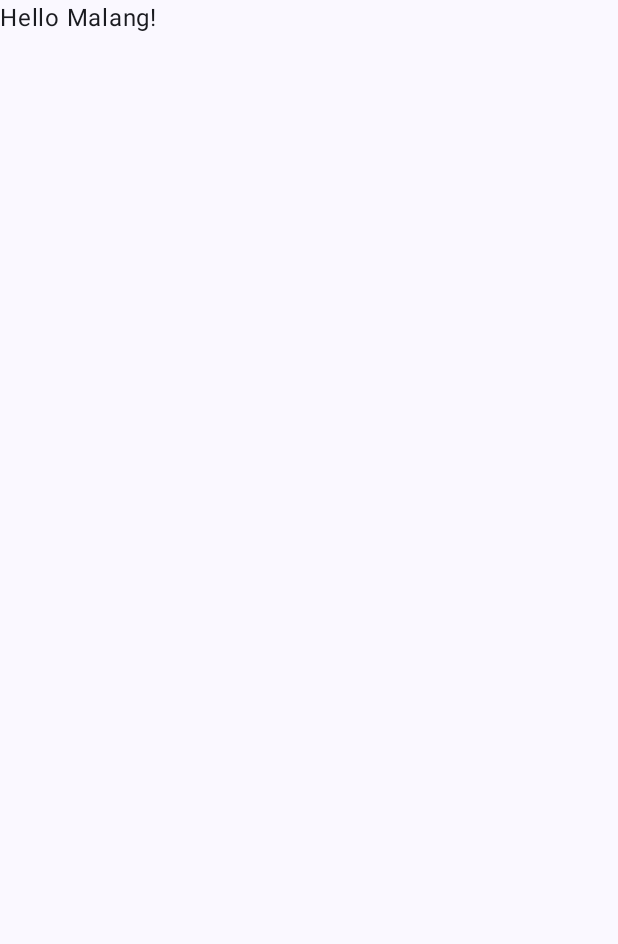
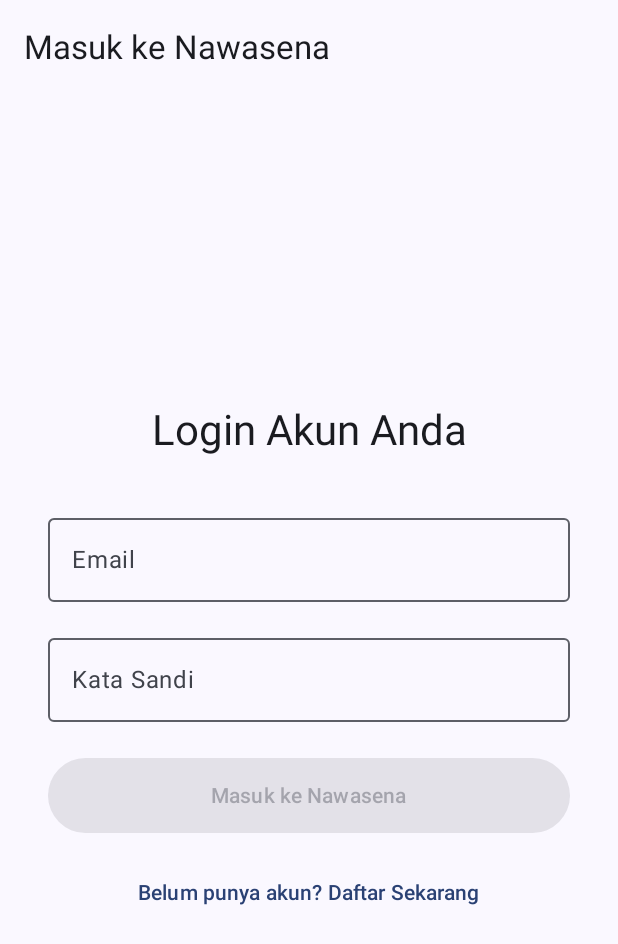
Before and after one commit to Anomaly03/nawasena-mobileApp, an Android app built with Jetpack Compose: the screen it shows after launch (MainActivity), on a phone screen of 412 x 824 dp. Before the commit the part shown is almost empty. Shown: the top 944 px of the screen. Run offline under Robolectric (Android 15) with nearby library versions, the phone set to English and light mode, and no system bars.

Commit message:
feat: Implement full Login feature (MVVM structure without UI Modeling)

```diff
--- a/app/src/main/java/com/example/nawasena/MainActivity.kt
+++ b/app/src/main/java/com/example/nawasena/MainActivity.kt
@@ -1,16 +1,14 @@
+// File pertama yang dijalankan oleh Android.
+// Hanya berfungsi untuk memuat tema (NawasenaTheme) dan memanggil NawasenaApp().
+// Tidak ada menempatkan logika disini.
+
 package com.example.nawasena
 
 import android.os.Bundle
 import androidx.activity.ComponentActivity
 import androidx.activity.compose.setContent
 import androidx.activity.enableEdgeToEdge
-import androidx.compose.foundation.layout.fillMaxSize
-import androidx.compose.foundation.layout.padding
-import androidx.compose.material3.Scaffold
-import androidx.compose.material3.Text
 import androidx.compose.runtime.Composable
-import androidx.compose.ui.Modifier
-import androidx.compose.ui.tooling.preview.Preview
 import com.example.nawasena.ui.theme.NawasenaTheme
 
 class MainActivity : ComponentActivity() {
@@ -19,29 +17,9 @@ class MainActivity : ComponentActivity() {
         enableEdgeToEdge()
         setContent {
             NawasenaTheme {
-                Scaffold(modifier = Modifier.fillMaxSize()) { innerPadding ->
-                    Greeting(
-                        name = "Malang",
-                        modifier = Modifier.padding(innerPadding)
-                    )
-                }
+                // Panggil apliakasi
+                NawasenaApp()
             }
         }
     }
 }
-
-@Composable
-fun Greeting(name: String, modifier: Modifier = Modifier) {
-    Text(
-        text = "Hello $name!",
-        modifier = modifier
-    )
-}
-
-@Preview(showBackground = true)
-@Composable
-fun GreetingPreview() {
-    NawasenaTheme {
-        Greeting("Android")
-    }
-}
--- /dev/null
+++ b/app/src/main/java/com/example/nawasena/NawasenaApp.kt
@@ -0,0 +1,57 @@
+// File Navigasi dan Route.
+// Mengatur alur perpindahan antar layar (misalnya, dari Route.LOGIN ke Route.DASHBOARD).
+
+package com.example.nawasena
+
+import androidx.compose.material3.Text
+import androidx.compose.runtime.Composable
+import androidx.navigation.compose.NavHost
+import androidx.navigation.compose.composable
+import androidx.navigation.compose.rememberNavController
+// Import file dari luar yang sudah dibuat (MVVM)
+import com.example.nawasena.ui.screen.LoginScreen
+import com.example.nawasena.ui.screen.DashboardScreen
+
+
+// --- 1. DEFINISI ROUTE ---
+object Route {
+    const val LOGIN = "login"
+    const val DASHBOARD = "dashboard"
+    const val DETAIL_DESTINATION = "detail/{destinationId}"
+    // ... rute lainnya
+}
+
+// --- 2. FUNGSI UTAMA NAVIGASI ---
+@Composable
+fun NawasenaApp() {
+    val navController = rememberNavController()
+
+    NavHost(
+        navController = navController,
+        startDestination = Route.LOGIN
+    ) {
+        composable(Route.LOGIN) {
+            LoginScreen(
+                onLoginSuccess = {
+                    navController.navigate(Route.DASHBOARD) {
+                        popUpTo(Route.LOGIN) { inclusive = true }
+                    }
+                },
+                onNavigateToRegister = { /* TODO */ }
+            )
+        }
+
+        composable(Route.DASHBOARD) {
+            DashboardScreen( // Panggil DashboardScreen
+                onDestinationClick = { destinationId ->
+                    navController.navigate("detail/$destinationId")
+                }
+            )
+        }
+
+        composable(Route.DETAIL_DESTINATION) { backStackEntry ->
+            val destinationId = backStackEntry.arguments?.getString("destinationId") ?: return@composable
+            Text("Detail Destinasi ID: $destinationId")
+        }
+    }
+}
--- /dev/null
+++ b/app/src/main/java/com/example/nawasena/data/repository/AuthRepository.kt
@@ -0,0 +1,23 @@
+// Tugas utamanya saat ini adalah mensimulasikan panggilan ke server (fungsi suspend fun login(...)).
+
+package com.example.nawasena.data.repository
+
+import kotlinx.coroutines.delay
+
+class AuthRepository()
+{
+    suspend fun login(email: String, password: String): Boolean {
+        // --- SIMULASI API CALL ---
+
+        // 1. Simulasikan latency jaringan selama 1 detik.
+        delay(1000)
+
+        // 2. Simulasikan logika verifikasi server:
+        // Cek apakah email dan password cocok dengan data dummy (test@nawasena.com, nawasena)
+        return email == "test@nawasena.com" && password == "nawasena"
+
+        // Dalam implementasi nyata, ini akan terlihat seperti:
+        // val response = apiService.login(email, password)
+        // return response.isSuccessful
+    }
+}
--- /dev/null
+++ b/app/src/main/java/com/example/nawasena/data/repository/DestinationRepository.kt
@@ -0,0 +1,4 @@
+// File ini akan digunakan oleh DashboardViewModel
+// untuk mengambil data destinasi dari server atau database lokal.
+
+package com.example.nawasena.data.repository
--- /dev/null
+++ b/app/src/main/java/com/example/nawasena/ui/screen/LoginScreen.kt
@@ -0,0 +1,101 @@
+// Menampilkan TextFields (Email, Password) dan Tombol.
+// Menerima input dari pengguna dan meneruskannya ke AuthViewModel.
+// Menampilkan status dari ViewModel (Loading, Error).
+
+package com.example.nawasena.ui.screen
+
+import androidx.compose.foundation.layout.*
+import androidx.compose.material3.*
+import androidx.compose.runtime.*
+import androidx.compose.ui.Alignment
+import androidx.compose.ui.Modifier
+import androidx.compose.ui.unit.dp
+import androidx.lifecycle.viewmodel.compose.viewModel
+import com.example.nawasena.ui.viewmodel.AuthViewModel
+
+@OptIn(ExperimentalMaterial3Api::class)
+@Composable
+fun LoginScreen(
+    onLoginSuccess: () -> Unit,
+    onNavigateToRegister: () -> Unit,
+    // Dapatkan ViewModel
+    viewModel: AuthViewModel = viewModel()
+) {
+    // Ambil state dari ViewModel
+    val uiState by viewModel.uiState.collectAsState()
+
+    // State lokal untuk input
+    var email by remember { mutableStateOf("") }
+    var password by remember { mutableStateOf("") }
+
+    Scaffold(
+        topBar = { TopAppBar(title = { Text("Masuk ke Nawasena") }) }
+    ) { paddingValues ->
+        Column(
+            modifier = Modifier
+                .padding(paddingValues)
+                .fillMaxSize()
+                .padding(horizontal = 32.dp),
+            horizontalAlignment = Alignment.CenterHorizontally,
+            verticalArrangement = Arrangement.Center
+        ) {
+            Text("Login Akun Anda", style = MaterialTheme.typography.headlineMedium)
+
+            Spacer(modifier = Modifier.height(32.dp))
+
+            // --- Input Fields ---
+            OutlinedTextField(
+                value = email,
+                onValueChange = { email = it },
+                label = { Text("Email") },
+                enabled = !uiState.isLoading,
+                modifier = Modifier.fillMaxWidth().padding(bottom = 16.dp)
+            )
+
+            OutlinedTextField(
+                value = password,
+                onValueChange = { password = it },
+                label = { Text("Kata Sandi") },
+                enabled = !uiState.isLoading,
+                modifier = Modifier.fillMaxWidth().padding(bottom = 24.dp)
+            )
+
+            // --- Error Message ---
+            if (uiState.errorMessage != null) {
+                Text(
+                    text = uiState.errorMessage!!,
+                    color = MaterialTheme.colorScheme.error,
+                    modifier = Modifier.padding(bottom = 16.dp)
+                )
+            }
+
+            // --- Tombol Login ---
+            Button(
+                onClick = {
+                    viewModel.login(email, password)
+                },
+                enabled = !uiState.isLoading && email.isNotBlank() && password.isNotBlank(),
+                modifier = Modifier.fillMaxWidth().height(50.dp)
+            ) {
+                if (uiState.isLoading) {
+                    Text("Memproses...")
+                } else {
+                    Text("Masuk ke Nawasena")
+                }
+            }
+
+            Spacer(modifier = Modifier.height(16.dp))
+
+            TextButton(onClick = onNavigateToRegister) {
+                Text("Belum punya akun? Daftar Sekarang")
+            }
+        }
+    }
+
+    // Efek samping: Navigasi jika sukses
+    LaunchedEffect(uiState.isLoginSuccess) {
+        if (uiState.isLoginSuccess) {
+            onLoginSuccess()
+        }
+    }
+}
--- /dev/null
+++ b/app/src/main/java/com/example/nawasena/ui/viewmodel/AuthViewModel.kt
@@ -0,0 +1,60 @@
+// Mengelola State: Menyimpan status login (isLoading, isLoginSuccess) melalui StateFlow.
+// Menjalankan Tugas Menerima permintaan login(email, password) dari LoginScreen dan meneruskannya ke AuthRepository.
+
+package com.example.nawasena.ui.viewmodel
+
+import androidx.lifecycle.ViewModel
+import androidx.lifecycle.viewModelScope
+import com.example.nawasena.data.repository.AuthRepository
+import kotlinx.coroutines.flow.MutableStateFlow
+import kotlinx.coroutines.flow.StateFlow
+import kotlinx.coroutines.launch
+
+// --- 1. DEFINISI STATE ---
+
+// Data Class yang merepresentasikan status UI (LoginScreen) saat ini
+data class AuthUiState(
+    val isLoading: Boolean = false,
+    val isLoginSuccess: Boolean = false,
+    val errorMessage: String? = null
+)
+
+// --- 2. KELAS UTAMA VIEWMODEL ---
+
+class AuthViewModel() : ViewModel() {
+    private val authRepository: AuthRepository = AuthRepository()
+
+    // MutableStateFlow untuk menyimpan status dan mengizinkan ViewModel mengubahnya
+    private val _uiState = MutableStateFlow(AuthUiState())
+
+    // StateFlow yang diekspos ke Composable. UI hanya bisa MEMBACA dari sini.
+    val uiState: StateFlow<AuthUiState> = _uiState
+
+    // Fungsi yang dipanggil dari LoginScreen (ketika tombol 'Masuk' ditekan)
+    fun login(email: String, password: String) {
+        // Hanya jalankan jika aplikasi tidak dalam status loading
+        if (_uiState.value.isLoading) return
+
+        // Gunakan coroutine scope untuk menjalankan operasi background (API Call)
+        viewModelScope.launch {
+            // 1. Set Status Loading
+            _uiState.value = AuthUiState(isLoading = true)
+
+            try {
+                // 2. Panggil Repository untuk proses Autentikasi
+                val success = authRepository.login(email, password) // Asumsi AuthRepository punya fungsi login
+
+                if (success) {
+                    // 3. Login Sukses
+                    _uiState.value = AuthUiState(isLoginSuccess = true)
+                } else {
+                    // 4. Login Gagal (dari response Repository, misalnya status 401)
+                    _uiState.value = AuthUiState(errorMessage = "Email atau Kata Sandi salah.")
+                }
+            } catch (e: Exception) {
+                // 5. Kegagalan Jaringan/Exception
+                _uiState.value = AuthUiState(errorMessage = "Gagal terhubung ke server: ${e.message}")
+            }
+        }
+    }
+}
```
Also changed, not shown: app/build.gradle.kts (+8 -1 lines), app/src/main/java/com/example/nawasena/ui/screen/DashboardScreen.kt (added, +31 -0 lines), app/src/main/java/com/example/nawasena/ui/PANDUAN.png (added).
